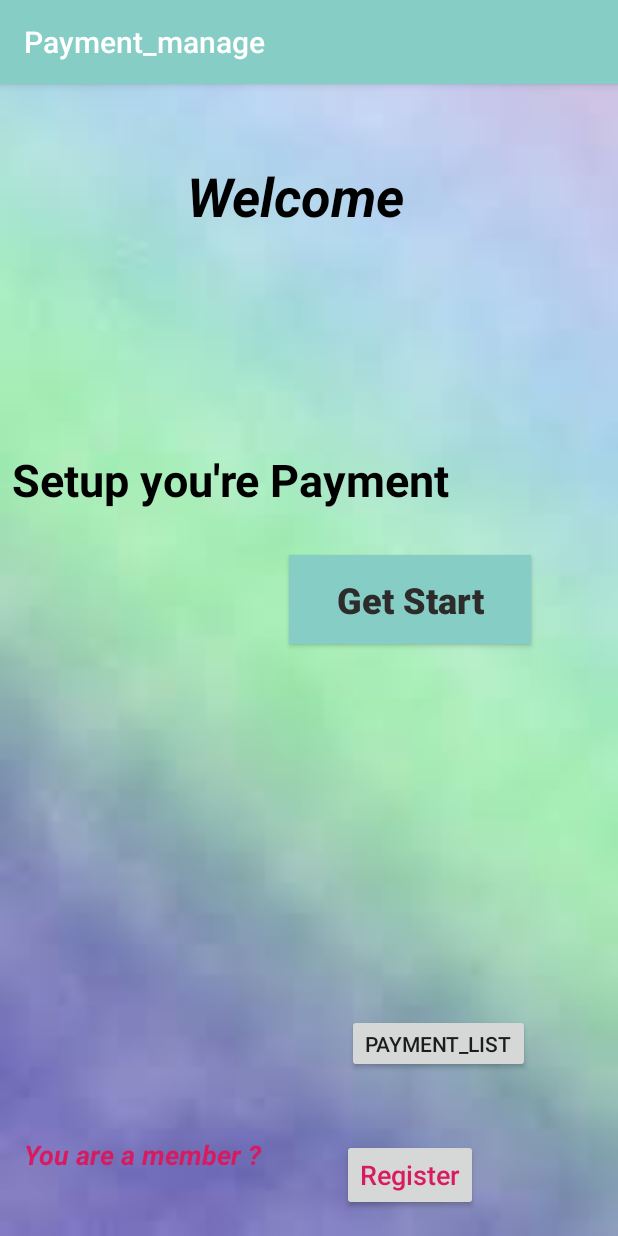
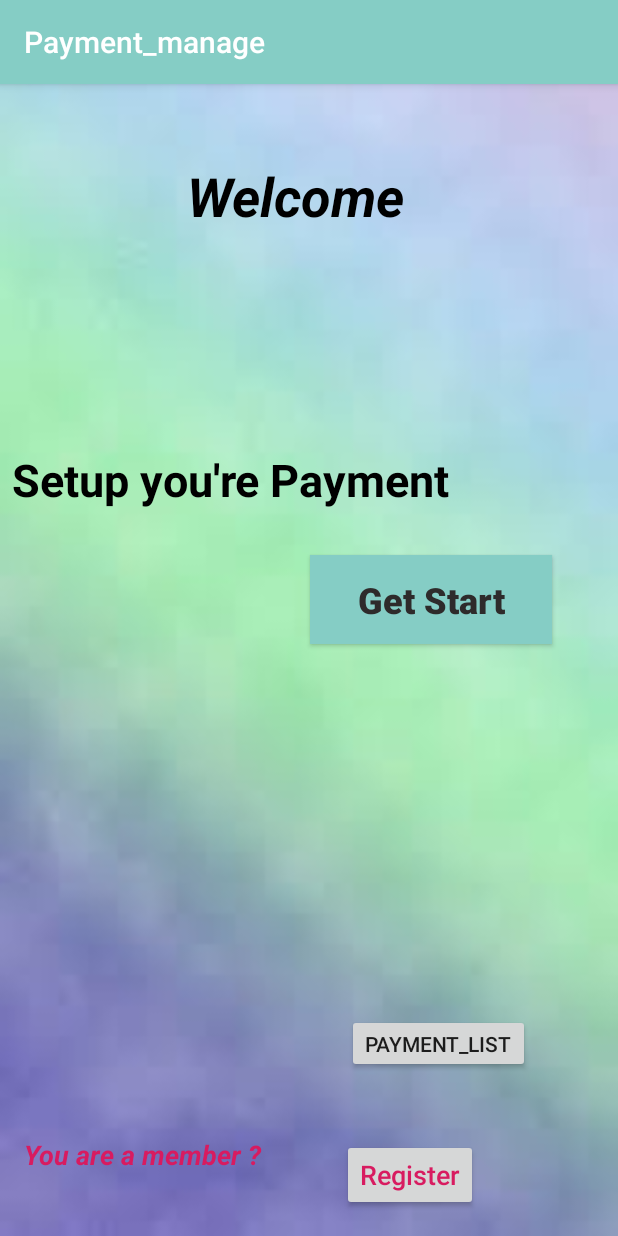
Before and after one commit to Dhananjaya98/PC-Store, an Android app: the screen it shows after launch (main_payment), on a phone screen of 412 x 824 dp. Run offline under Robolectric (Android 15) with nearby library versions, the phone set to English and light mode, and no system bars.

Commit message:
Changed details 4

```diff
--- a/app/src/main/res/layout/activity_main_payment.xml
+++ b/app/src/main/res/layout/activity_main_payment.xml
@@ -23,7 +23,7 @@
         android:textStyle="bold"
         app:layout_constraintBottom_toBottomOf="parent"
         app:layout_constraintEnd_toEndOf="parent"
-        app:layout_constraintHorizontal_bias="0.786"
+        app:layout_constraintHorizontal_bias="0.846"
         app:layout_constraintStart_toStartOf="parent"
         app:layout_constraintTop_toTopOf="parent"
         app:layout_constraintVertical_bias="0.448" />
```
